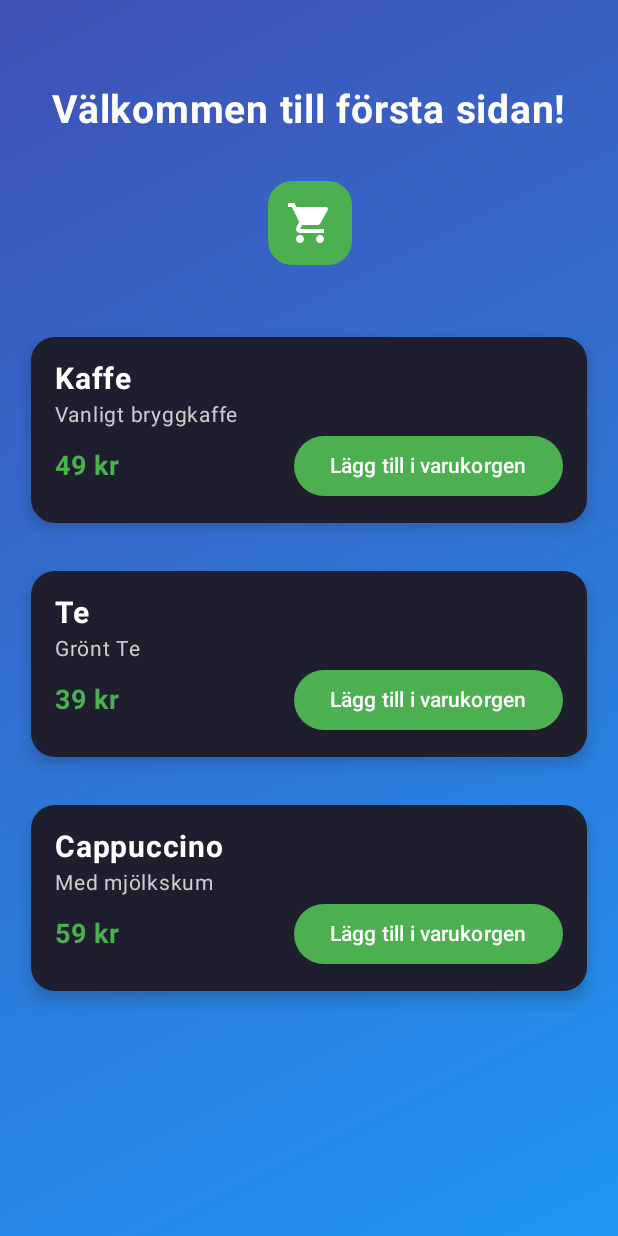
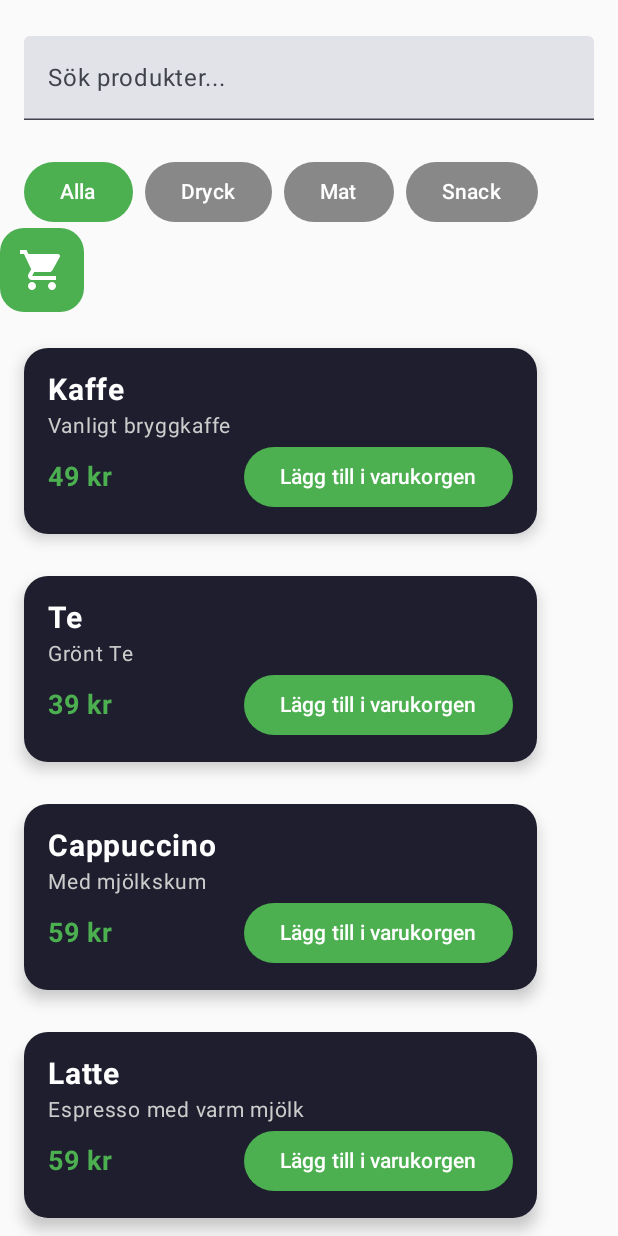
Before and after one commit to JohannesL2/terminal-ux700, an Android app built with Jetpack Compose: the screen it shows after launch (MainActivity), on a phone screen of 412 x 824 dp. Run offline under Robolectric (Android 15) with nearby library versions, the phone set to English and light mode, and no system bars.

Commit message:
Added categories and searchfield

```diff
--- a/app/src/main/java/com/example/test_design/MainActivity.kt
+++ b/app/src/main/java/com/example/test_design/MainActivity.kt
@@ -4,6 +4,8 @@ import android.os.Bundle
 import androidx.activity.ComponentActivity
 import androidx.activity.compose.setContent
 import androidx.activity.enableEdgeToEdge
+import androidx.compose.animation.animateColorAsState
+import androidx.compose.animation.core.animateFloatAsState
 import androidx.compose.foundation.background
 import androidx.compose.foundation.layout.Arrangement
 import androidx.compose.foundation.layout.Box
@@ -45,17 +47,33 @@ import androidx.compose.runtime.remember
 import androidx.compose.material.icons.filled.Close
 import androidx.compose.material3.Icon
 import androidx.compose.material.icons.filled.ShoppingCart
+import androidx.compose.animation.core.animateFloatAsState
+import androidx.compose.animation.core.tween
+import androidx.compose.foundation.border
+import androidx.compose.material3.Button
+import androidx.compose.material3.TextField
+import androidx.compose.runtime.mutableStateOf
+import androidx.compose.runtime.snapshots.SnapshotStateList
+import androidx.compose.ui.draw.blur
+import androidx.compose.ui.draw.clip
+import androidx.compose.runtime.getValue
+import androidx.compose.runtime.setValue
 
 data class Product(
     val name: String,
     val description: String,
-    val price: String
+    val price: Int,
+    val category: String
 )
 
 val sampleProducts = listOf(
-    Product("Kaffe", "Vanligt bryggkaffe", "49 kr"),
-    Product("Te", "Grönt Te", "39 kr"),
-    Product("Cappuccino", "Med mjölkskum", "59 kr")
+    Product("Kaffe", "Vanligt bryggkaffe", 49, "Dryck"),
+    Product("Te", "Grönt Te", 39, "Dryck"),
+    Product("Cappuccino", "Med mjölkskum", 59, "Dryck"),
+    Product("Latte", "Espresso med varm mjölk", 59, "Dryck"),
+    Product("Kaka", "Chokladkaka", 45, "Snack"),
+    Product("Smörgås", "Ost och skinka", 55, "Mat")
+
 )
 
 class MainActivity : ComponentActivity() {
@@ -85,30 +103,35 @@ fun GradientScreen(
     navController: NavController,
     cart: androidx.compose.runtime.snapshots.SnapshotStateList<Product>
     ) {
-    LazyColumn(
-        modifier = Modifier
-            .fillMaxSize()
-            .background(
-                Brush.linearGradient(
-                    listOf(
-                        Color(0xFF3F51B5), Color(0xFF2196F3)
+    var searchQuery by remember { mutableStateOf("") }
+    var selectedCategory by remember { mutableStateOf("Alla") }
+    val categories = listOf("Alla", "Dryck", "Mat", "Snack")
+
+    val filteredProducts = sampleProducts.filter { product ->
+        (selectedCategory == "Alla" || product.category == selectedCategory) &&
+                product.name.contains(searchQuery, ignoreCase = true)
+    }
+
+    Column(modifier = Modifier.fillMaxSize()) {
+        TextField(
+            value = searchQuery,
+            onValueChange = { searchQuery = it },
+            label = { Text("Sök produkter...")},
+            modifier = Modifier.fillMaxWidth().padding(16.dp) .padding(vertical = 8.dp),
         )
-                    )
+
+        Row(modifier = Modifier.fillMaxWidth().padding(horizontal = 16.dp)) {
+            categories.forEach { category ->
+                Button(
+                    onClick = { selectedCategory = category },
+                    colors = ButtonDefaults.buttonColors(
+                        containerColor = if (selectedCategory == category) Color(0xFF4CAF50) else Color.Gray
                     ),
-                horizontalAlignment = Alignment.CenterHorizontally,
-                verticalArrangement = Arrangement.spacedBy(16.dp),
-                contentPadding = PaddingValues(vertical = 58.dp)
-    ) {
-        item {
-            Column(horizontalAlignment = Alignment.CenterHorizontally) {
-                Text(
-                    "Välkommen till första sidan!",
-                    color = Color.White,
-                    fontSize = 26.sp,
-                    fontWeight = FontWeight.Bold
-                )
-                Spacer(modifier = Modifier.height(32.dp))
-                Box(modifier = Modifier.size(56.dp)) {
+                    modifier = Modifier.padding(end = 8.dp)
+                ) { Text(category, color = Color.White) }
+            }
+        }
+
         IconButton(
             onClick = { navController.navigate("second") },
             modifier = Modifier
@@ -122,29 +145,15 @@ fun GradientScreen(
                 modifier = Modifier.size(32.dp)
             )
         }
-                if (cart.isNotEmpty()) {
-                    Box(
-                        modifier = Modifier
-                            .align(Alignment.TopEnd)
-                            .background(Color.Red, shape = RoundedCornerShape(8.dp))
-                            .padding(horizontal = 6.dp, vertical = 2.dp)
+
+            LazyColumn(
+                modifier = Modifier.fillMaxSize(),
+                contentPadding = PaddingValues(16.dp),
+                verticalArrangement = Arrangement.spacedBy(12.dp)
+            ) {
+                items(filteredProducts) { product ->
+                    ProductCard(product, onAddToCart = { cart.add(product) }
                     )
-                    {
-                        Text(
-                            "${cart.size}",
-                            color = Color.White,
-                            fontSize = 12.sp,
-                            fontWeight = FontWeight.Bold
-                        )
-                    }
-                }
-            }
-            Spacer(modifier = Modifier.height(24.dp))
-        }}
-
-        items(sampleProducts) { product ->
-            ProductCard(product) {
-                cart.add(product)
                 }
             }
         }}
@@ -186,7 +195,7 @@ fun ProductCard(product: Product, onAddToCart: () -> Unit) {
                 verticalAlignment = Alignment.CenterVertically
             ) {
                 Text(
-                    text = product.price,
+                    text = "${product.price} kr",
                     fontSize = 18.sp,
                     fontWeight = FontWeight.Bold,
                     color = Color(0xFF4CAF50)
@@ -248,12 +257,20 @@ fun CartSummary(cart: androidx.compose.runtime.snapshots.SnapshotStateList<Produ
                     Text("Din varukorg är tom", color = Color.Gray)
                 } else {
                     cart.forEach { item ->
-                        Row (
+                        Box(
+                            modifier = Modifier
+                                .fillMaxWidth()
+                                .padding(vertical = 4.dp)
+                                .clip(RoundedCornerShape(12.dp))
+                                .background(Color.White.copy(alpha = 0.2f))
+                                .padding(8.dp)
+                        ) {
+                            Row(
                                 horizontalArrangement = Arrangement.SpaceBetween,
                                 verticalAlignment = Alignment.CenterVertically,
                                 modifier = Modifier.fillMaxWidth()
                             ) {
-                        Text("${item.name} - ${item.price}", color = Color.White)
+                                Text("${item.name} - ${item.price} kr", color = Color.White)
                                 IconButton(
                                     onClick = { cart.remove(item) }
                                 ) {
@@ -265,8 +282,9 @@ fun CartSummary(cart: androidx.compose.runtime.snapshots.SnapshotStateList<Produ
                                 }
                             }
                         }
+                    }
                     Spacer(modifier = Modifier.height(8.dp))
-                    val total = cart.sumOf { it.price.removeSuffix(" kr").toInt() }
+                    val total = cart.sumOf { it.price }
                     Text("Totalt: $total kr", fontWeight = FontWeight.Bold, color = Color(0xFF4CAF50))
                 }
             }
```
Also changed, not shown: 4 other files. Lines whose indentation alone changed are shown as unchanged.
